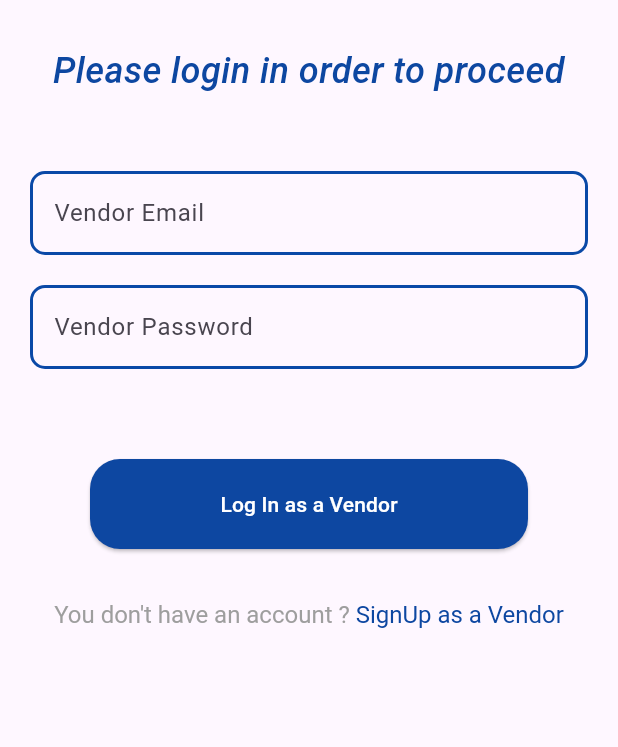
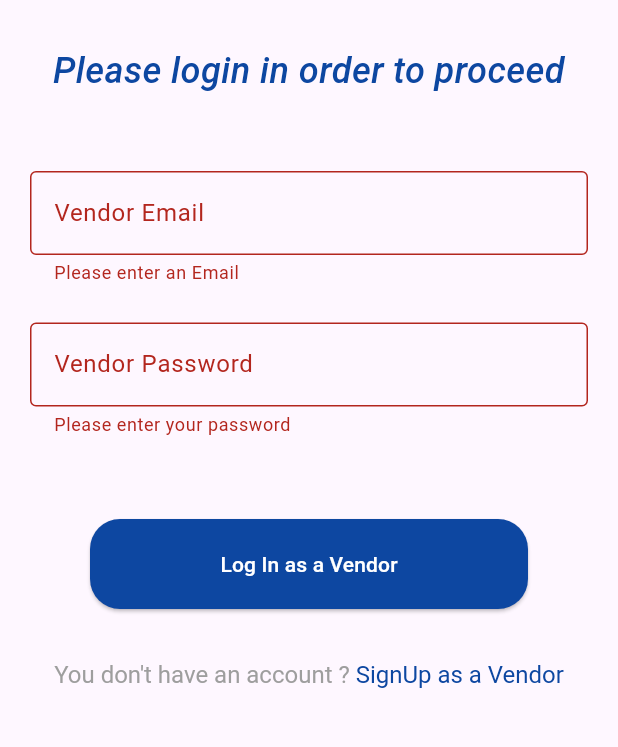
Before and after one commit to bellsambeltaief/firebaseflutter, a Flutter app: the VendorLogFirebase screen opened directly, after a tap on "Log In as a Vendor", on a phone screen of 412 x 824 dp, the part 294-1041 px from its top. Run offline on Flutter 3.47's test engine with Material 3 defaults, Android fonts, the phone set to English and light mode, and no system bars; our stand-ins replace cloud_firestore, file_picker, firebase_auth, firebase_core, firebase_storage; accounts and stored records are empty.

```diff
--- a/lib/widgets/authentification/log_in/vendor_log_in_firebase.dart
+++ b/lib/widgets/authentification/log_in/vendor_log_in_firebase.dart
@@ -37,12 +37,15 @@ class _VendorLogFirebaseState extends State<VendorLogFirebase> {
   /// Connection to firebase
 
   void _logIn(BuildContext context) async {
+    if (_formKey.currentState!.validate()) {
       String email = emailController.text;
       String password = passwordController.text;
 
       // Check if all the fields aren't empty
-    // Check if all the fields aren't empty
-    if (email.isEmpty || password.isEmpty || !_formKey.currentState!.validate()) {
+      if (email.isEmpty || password.isEmpty) {
+        if (kDebugMode) {
+          print("All fields must be filled.");
+        }
         return;
       }
 
@@ -104,6 +107,7 @@ class _VendorLogFirebaseState extends State<VendorLogFirebase> {
         _updateErrorMessage('Login error: $e');
       }
     }
+  }
 
   void _updateErrorMessage(String message) {
     setState(() {
@@ -148,7 +152,7 @@ class _VendorLogFirebaseState extends State<VendorLogFirebase> {
                   const Header(text: 'Please login in order to proceed'),
                   const SizedBox(height: 50.0),
                   TextFileds(
-                    error: emailError,
+                    error: errorMessage,
                     controller: emailController,
                     label: "Vendor Email",
                     obscure: false,
@@ -162,9 +166,8 @@ class _VendorLogFirebaseState extends State<VendorLogFirebase> {
                       return null;
                     },
                   ),
-                  const SizedBox(height: 20.0),
                   TextFileds(
-                    error: passwordError,
+                    error: errorMessage,
                     controller: passwordController,
                     label: "Vendor Password",
                     obscure: true,
@@ -178,7 +181,7 @@ class _VendorLogFirebaseState extends State<VendorLogFirebase> {
                       return null;
                     },
                   ),
-                  const SizedBox(height: 40.0),
+                  const SizedBox(height: 10.0),
                   Button(
                     label: "Log In as a Vendor",
                     onTap: () => _logIn(context),
```
Also changed, not shown: lib/widgets/authentification/log_in/user_log_in_firebase.dart (+7 -8 lines). Lines whose indentation alone changed are shown as unchanged.
